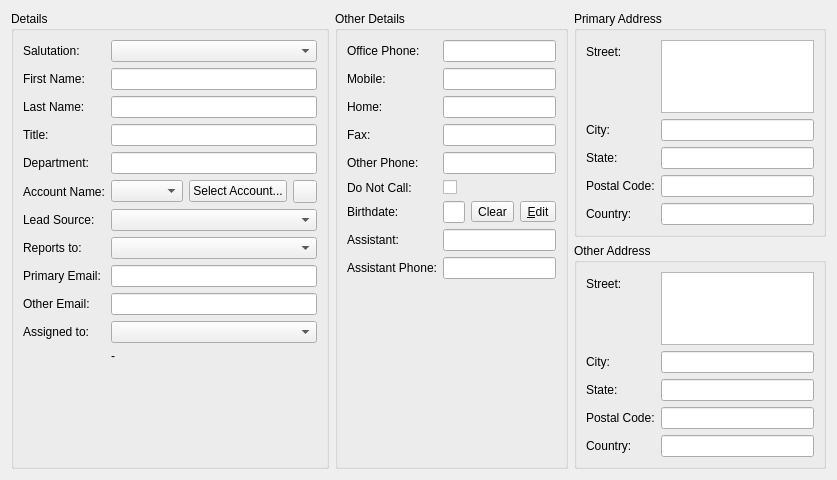
Old version of the form client/src/details/contactdetails.ui in the repository KDAB/FatCRM.
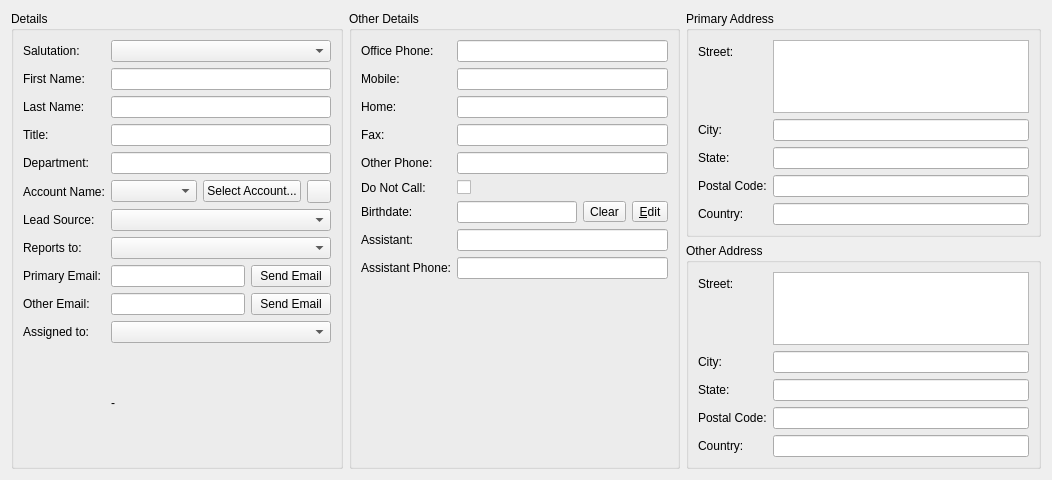
New version of the form. Icons and pictures are not drawn. Custom widgets are drawn as their Qt base class.

Commit message:
Open a mail composer for a contact
Task-Id: FATCRM-131

```diff
--- a/client/src/details/contactdetails.ui
+++ b/client/src/details/contactdetails.ui
@@ -6,7 +6,7 @@
    <rect>
     <x>0</x>
     <y>0</y>
-    <width>837</width>
+    <width>1052</width>
     <height>480</height>
    </rect>
   </property>
@@ -19,7 +19,7 @@
      <property name="title">
       <string>Details</string>
      </property>
-     <layout class="QFormLayout" name="formLayout">
+     <layout class="QGridLayout" name="gridLayout_2">
       <item row="0" column="0">
        <widget class="QLabel" name="label">
         <property name="text">
@@ -128,7 +128,18 @@
        </widget>
       </item>
       <item row="8" column="1">
-       <widget class="QLineEdit" name="email1"/>
+       <layout class="QHBoxLayout" name="horizontalLayout_2">
+        <item>
+         <widget class="QLineEdit" name="email1"/>
+        </item>
+        <item>
+         <widget class="QPushButton" name="buttonMailToPrimary">
+          <property name="text">
+           <string>Send Email</string>
+          </property>
+         </widget>
+        </item>
+       </layout>
       </item>
       <item row="9" column="0">
        <widget class="QLabel" name="label_31">
@@ -138,7 +149,18 @@
        </widget>
       </item>
       <item row="9" column="1">
-       <widget class="QLineEdit" name="email2"/>
+       <layout class="QHBoxLayout" name="horizontalLayout_3">
+        <item>
+         <widget class="QLineEdit" name="email2"/>
+        </item>
+        <item>
+         <widget class="QPushButton" name="buttonMailToOther">
+          <property name="text">
+           <string>Send Email</string>
+          </property>
+         </widget>
+        </item>
+       </layout>
       </item>
       <item row="10" column="0">
        <widget class="QLabel" name="label_11">
```
Left out of the diff: 2 changed lines with no effect on the pictures. The commit also changes 2 other files.
